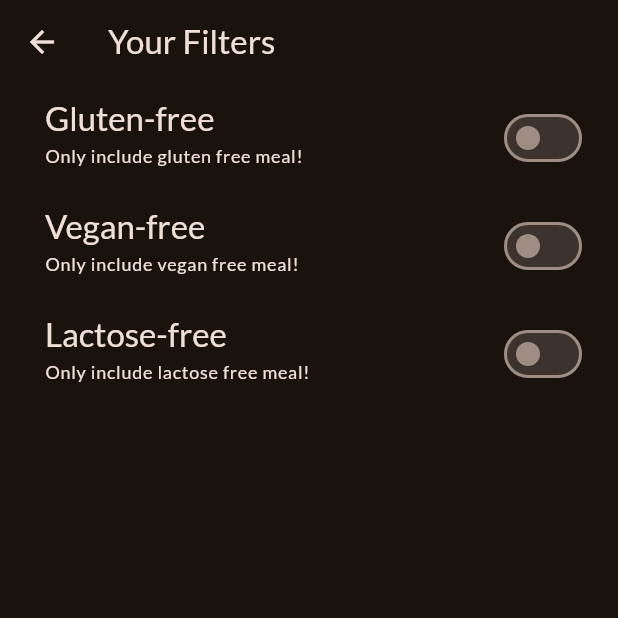
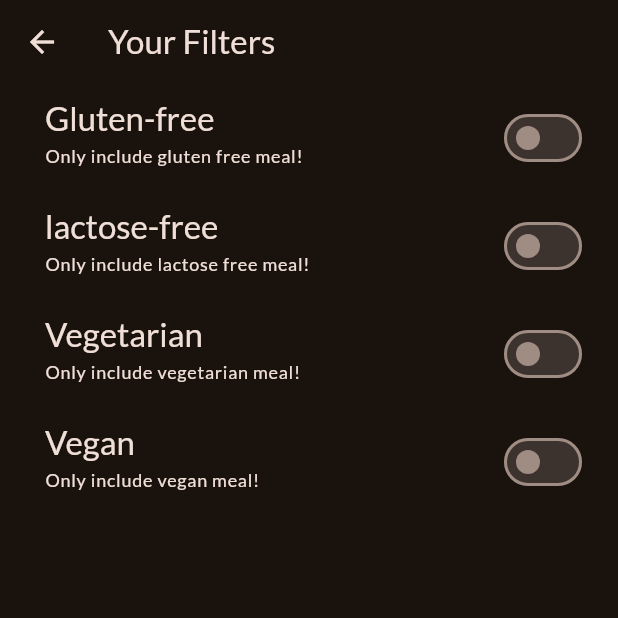
Before and after one commit to rinku-kr/flutter-meal-app, a Flutter app: the FiltersScreen screen opened directly, on a phone screen of 412 x 824 dp, the top half of it. Run offline on Flutter 3.47's test engine with Material 2 defaults, Android fonts, the phone set to English and light mode, and no system bars; our stand-ins replace google_fonts, transparent_image.

Commit message:
Edit adding more filter options

```diff
--- a/lib/screens/filters.dart
+++ b/lib/screens/filters.dart
@@ -13,8 +13,9 @@ class FiltersScreen extends StatefulWidget {
 
 class _FilterScreenState extends State<FiltersScreen> {
   var _glutenFreeFilterSet = false;
-  var _vegetarianFreeFilterSet = false;
   var _lactoseFreeFilterSet = false;
+  var _vegetarianFilterSet = false;
+  var _veganFilterSet = false;
 
   @override
   Widget build(BuildContext context) {
@@ -55,30 +56,6 @@ class _FilterScreenState extends State<FiltersScreen> {
           contentPadding: const EdgeInsets.only(left: 30, right: 20),
         ),
         SwitchListTile(
-          value: _vegetarianFreeFilterSet,
-          onChanged: (isChecked) {
-            setState(() {
-              _vegetarianFreeFilterSet = isChecked;
-            });
-          },
-          title: Text(
-            'Vegan-free',
-            style: Theme.of(context)
-                .textTheme
-                .titleLarge!
-                .copyWith(color: Theme.of(context).colorScheme.onBackground),
-          ),
-          subtitle: Text(
-            'Only include vegan free meal!',
-            style: Theme.of(context)
-                .textTheme
-                .labelMedium!
-                .copyWith(color: Theme.of(context).colorScheme.onBackground),
-          ),
-          activeColor: Theme.of(context).colorScheme.tertiary,
-          contentPadding: const EdgeInsets.only(left: 30, right: 20),
-        ),
-        SwitchListTile(
           value: _lactoseFreeFilterSet,
           onChanged: (isChecked) {
             setState(() {
@@ -86,7 +63,7 @@ class _FilterScreenState extends State<FiltersScreen> {
             });
           },
           title: Text(
-            'Lactose-free',
+            'lactose-free',
             style: Theme.of(context)
                 .textTheme
                 .titleLarge!
@@ -102,6 +79,54 @@ class _FilterScreenState extends State<FiltersScreen> {
           activeColor: Theme.of(context).colorScheme.tertiary,
           contentPadding: const EdgeInsets.only(left: 30, right: 20),
         ),
+        SwitchListTile(
+          value: _vegetarianFilterSet,
+          onChanged: (isChecked) {
+            setState(() {
+              _vegetarianFilterSet = isChecked;
+            });
+          },
+          title: Text(
+            'Vegetarian',
+            style: Theme.of(context)
+                .textTheme
+                .titleLarge!
+                .copyWith(color: Theme.of(context).colorScheme.onBackground),
+          ),
+          subtitle: Text(
+            'Only include vegetarian meal!',
+            style: Theme.of(context)
+                .textTheme
+                .labelMedium!
+                .copyWith(color: Theme.of(context).colorScheme.onBackground),
+          ),
+          activeColor: Theme.of(context).colorScheme.tertiary,
+          contentPadding: const EdgeInsets.only(left: 30, right: 20),
+        ),
+        SwitchListTile(
+          value: _veganFilterSet,
+          onChanged: (isChecked) {
+            setState(() {
+              _veganFilterSet = isChecked;
+            });
+          },
+          title: Text(
+            'Vegan',
+            style: Theme.of(context)
+                .textTheme
+                .titleLarge!
+                .copyWith(color: Theme.of(context).colorScheme.onBackground),
+          ),
+          subtitle: Text(
+            'Only include vegan meal!',
+            style: Theme.of(context)
+                .textTheme
+                .labelMedium!
+                .copyWith(color: Theme.of(context).colorScheme.onBackground),
+          ),
+          activeColor: Theme.of(context).colorScheme.tertiary,
+          contentPadding: const EdgeInsets.only(left: 30, right: 20),
+        ),
       ]),
     );
   }
```
